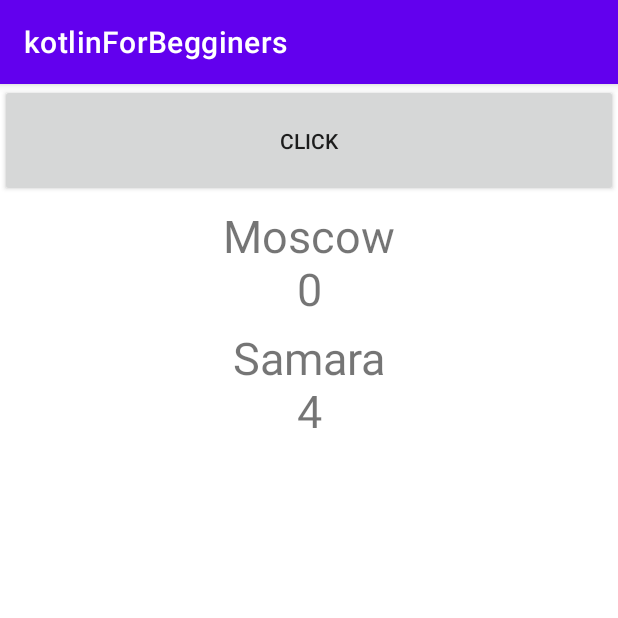
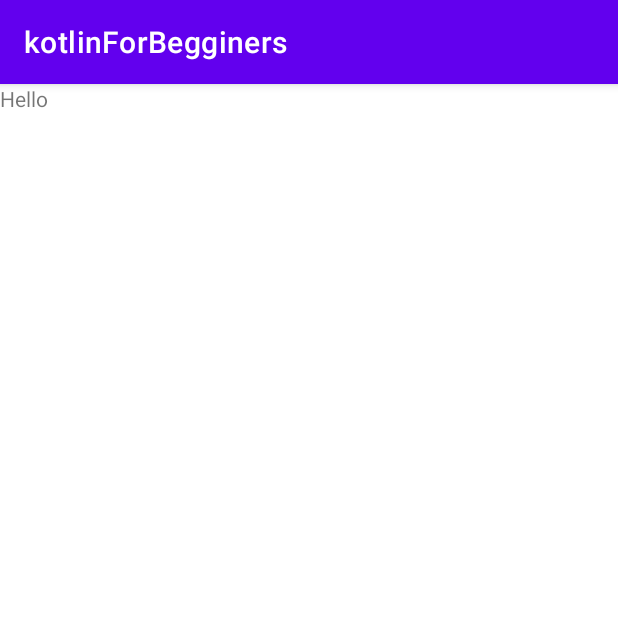
Before and after one commit to mzungu16/kotlinForBegginers, an Android app: the screen it shows after launch (MainActivity), on a phone screen of 412 x 824 dp, the top half of it. Run offline under Robolectric (Android 15) with nearby library versions, the phone set to English and light mode, and no system bars.

Commit message:
Added MainFragment

```diff
--- a/app/build.gradle
+++ b/app/build.gradle
@@ -29,15 +29,25 @@ android {
     kotlinOptions {
         jvmTarget = '1.8'
     }
+    buildFeatures{
+        viewBinding true
+    }
 }
 
 dependencies {
-
     implementation 'androidx.core:core-ktx:1.7.0'
     implementation 'androidx.appcompat:appcompat:1.4.0'
     implementation 'com.google.android.material:material:1.4.0'
     implementation 'androidx.constraintlayout:constraintlayout:2.1.2'
+    implementation 'androidx.legacy:legacy-support-v4:1.0.0'
+    implementation 'androidx.lifecycle:lifecycle-livedata-ktx:2.4.0'
+    implementation 'androidx.lifecycle:lifecycle-viewmodel-ktx:2.4.0'
     testImplementation 'junit:junit:4.+'
     androidTestImplementation 'androidx.test.ext:junit:1.1.3'
     androidTestImplementation 'androidx.test.espresso:espresso-core:3.4.0'
+
+    def fragment_version = "1.4.0"
+
+    // Kotlin
+    implementation "androidx.fragment:fragment-ktx:$fragment_version"
 }
--- a/app/src/main/java/com/gleb/kotlinforbegginers/DataClass.kt
+++ /dev/null
@@ -1,3 +0,0 @@
-package com.gleb.kotlinforbegginers
-
-data class DataClass(val string: String = "", val value: Int = 0)
--- a/app/src/main/java/com/gleb/kotlinforbegginers/MainActivity.kt
+++ b/app/src/main/java/com/gleb/kotlinforbegginers/MainActivity.kt
@@ -6,6 +6,9 @@ import android.util.Log
 import android.view.Gravity
 import android.widget.TextView
 import android.widget.Toast
+import androidx.fragment.app.add
+import androidx.fragment.app.commit
+import com.gleb.kotlinforbegginers.databinding.ActivityMainBinding
 
 const val TAG: String = "myTag"
 
@@ -13,43 +16,11 @@ class MainActivity : AppCompatActivity() {
     override fun onCreate(savedInstanceState: Bundle?) {
         super.onCreate(savedInstanceState)
         setContentView(R.layout.activity_main)
-
-        val textView = findViewById<TextView>(R.id.clickBtn)
-        textView.setOnClickListener {
-            Toast.makeText(this, "Click happened", Toast.LENGTH_SHORT).show()
-        }
-
-        val dataClass = DataClass(string = "Moscow")
-        val textForDataClass = findViewById<TextView>(R.id.textForDataClass)
-        val printString = dataClass.string + "\n" + dataClass.value.toString()
-        textForDataClass.gravity = Gravity.CENTER
-        textForDataClass.text = printString
-
-
-        val textForDataClass2 = findViewById<TextView>(R.id.textForDataClass2)
-        val printString2 =
-            DataCopy.dataClassCopy.string + "\n" + DataCopy.dataClassCopy.value.toString()
-        textForDataClass2.text = printString2
-        textForDataClass2.gravity = Gravity.CENTER
-
-        function()
-    }
-
-    private fun function() {
-        for (i in 1..5) {
-            Log.d(TAG, "$i - Hello world")
-        }
-        for (i in 10 downTo 5) {
-            Log.d(TAG, "$i - DownTo")
-        }
-        val size = 15;
-        for (i in 10 until size) {
-            Log.d(TAG, "$i - Until")
+        if (savedInstanceState == null) {
+            supportFragmentManager.commit {
+                setReorderingAllowed(true)
+                add<MainFragment>(R.id.container_for_fragments)
+            }
         }
     }
 }
-
-object DataCopy {
-    private val dataClass = DataClass("Samara", 4)
-    val dataClassCopy = dataClass.copy()
-}
--- /dev/null
+++ b/app/src/main/java/com/gleb/kotlinforbegginers/MainFragment.kt
@@ -0,0 +1,39 @@
+package com.gleb.kotlinforbegginers
+
+import androidx.lifecycle.ViewModelProvider
+import android.os.Bundle
+import androidx.fragment.app.Fragment
+import android.view.LayoutInflater
+import android.view.View
+import android.view.ViewGroup
+import com.gleb.kotlinforbegginers.databinding.MainFragmentBinding
+
+class MainFragment : Fragment() {
+
+    companion object {
+        fun newInstance() = MainFragment()
+    }
+
+    private var _binding: MainFragmentBinding? = null
+    private val binding get() = _binding!!
+
+    private lateinit var viewModel: MainViewModel
+
+    override fun onCreateView(
+        inflater: LayoutInflater, container: ViewGroup?,
+        savedInstanceState: Bundle?
+    ): View? {
+        _binding = MainFragmentBinding.inflate(inflater, container, false)
+        return binding.root
+    }
+
+    override fun onViewCreated(view: View, savedInstanceState: Bundle?) {
+        super.onViewCreated(view, savedInstanceState)
+        viewModel = ViewModelProvider(this).get(MainViewModel::class.java)
+    }
+
+    override fun onDestroy() {
+        super.onDestroy()
+        _binding = null
+    }
+}
--- /dev/null
+++ b/app/src/main/java/com/gleb/kotlinforbegginers/MainViewModel.kt
@@ -0,0 +1,7 @@
+package com.gleb.kotlinforbegginers
+
+import androidx.lifecycle.ViewModel
+
+class MainViewModel : ViewModel() {
+    // TODO: Implement the ViewModel
+}
--- a/app/src/main/res/layout/activity_main.xml
+++ b/app/src/main/res/layout/activity_main.xml
@@ -1,30 +1,9 @@
 <?xml version="1.0" encoding="utf-8"?>
-<LinearLayout xmlns:android="http://schemas.android.com/apk/res/android"
-    xmlns:app="http://schemas.android.com/apk/res-auto"
+<androidx.fragment.app.FragmentContainerView xmlns:android="http://schemas.android.com/apk/res/android"
     xmlns:tools="http://schemas.android.com/tools"
+    android:id="@+id/container_for_fragments"
     android:layout_width="match_parent"
     android:layout_height="match_parent"
-    android:orientation="vertical"
     tools:context=".MainActivity">
 
-    <androidx.appcompat.widget.AppCompatButton
-    android:id="@+id/clickBtn"
-    android:layout_width="match_parent"
-    android:layout_height="75dp"
-    android:text="Click" />
-
-    <TextView
-        android:id="@+id/textForDataClass"
-        android:layout_width="match_parent"
-        android:layout_height="wrap_content"
-        android:layout_marginTop="5dp"
-        android:textSize="30sp" />
-
-    <TextView
-        android:id="@+id/textForDataClass2"
-        android:layout_width="match_parent"
-        android:layout_height="wrap_content"
-        android:layout_marginTop="5dp"
-        android:textSize="30sp" />
-
-</LinearLayout>
+</androidx.fragment.app.FragmentContainerView>
--- /dev/null
+++ b/app/src/main/res/layout/main_fragment.xml
@@ -0,0 +1,14 @@
+<?xml version="1.0" encoding="utf-8"?>
+<FrameLayout xmlns:android="http://schemas.android.com/apk/res/android"
+    xmlns:tools="http://schemas.android.com/tools"
+    android:layout_width="match_parent"
+    android:layout_height="match_parent"
+    tools:context=".MainFragment">
+
+    <TextView
+        android:id="@+id/text"
+        android:layout_width="match_parent"
+        android:layout_height="match_parent"
+        android:text="Hello" />
+
+</FrameLayout>
--- a/app/src/main/res/values/strings.xml
+++ b/app/src/main/res/values/strings.xml
@@ -1,3 +1,5 @@
 <resources>
     <string name="app_name">kotlinForBegginers</string>
+    <!-- TODO: Remove or change this placeholder text -->
+    <string name="hello_blank_fragment">Hello blank fragment</string>
 </resources>
```
